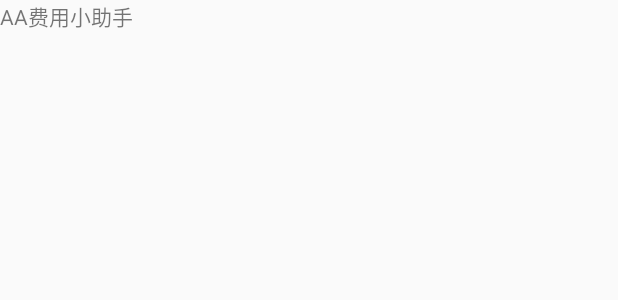
After one commit to jinglion/AACharge, an Android app: the layout top_title.xml on its own in the app's theme, with its tools: preview values and no code run, on a phone screen of 412 x 824 dp. The commit adds this screen. Shown: the top 300 px of the screen. Run offline under Robolectric (Android 15) with nearby library versions, the phone set to English and light mode, and no system bars.

Commit message:
增加了一个简易的标题控件

```diff
--- /dev/null
+++ b/app/src/main/res/layout/top_title.xml
@@ -0,0 +1,13 @@
+<?xml version="1.0" encoding="utf-8"?>
+<RelativeLayout xmlns:android="http://schemas.android.com/apk/res/android"
+    android:layout_width="match_parent"
+    android:layout_height="match_parent">
+
+    <TextView
+        android:id="@+id/tvTopTitle"
+        android:layout_width="wrap_content"
+        android:layout_height="wrap_content"
+        android:text="@string/tvTopTitle"
+        android:layout_alignParentLeft="true"/>
+
+</RelativeLayout>
--- a/app/src/main/res/values/strings.xml
+++ b/app/src/main/res/values/strings.xml
@@ -3,4 +3,6 @@
 
     <string name="hello_world">Hello world!</string>
     <string name="action_settings">Settings</string>
+    <string name="tvTopTitle">AA费用小助手</string>
+
 </resources>
```
Also changed, not shown: app/src/main/res/layout/activity_main.xml (+8 -9 lines).
